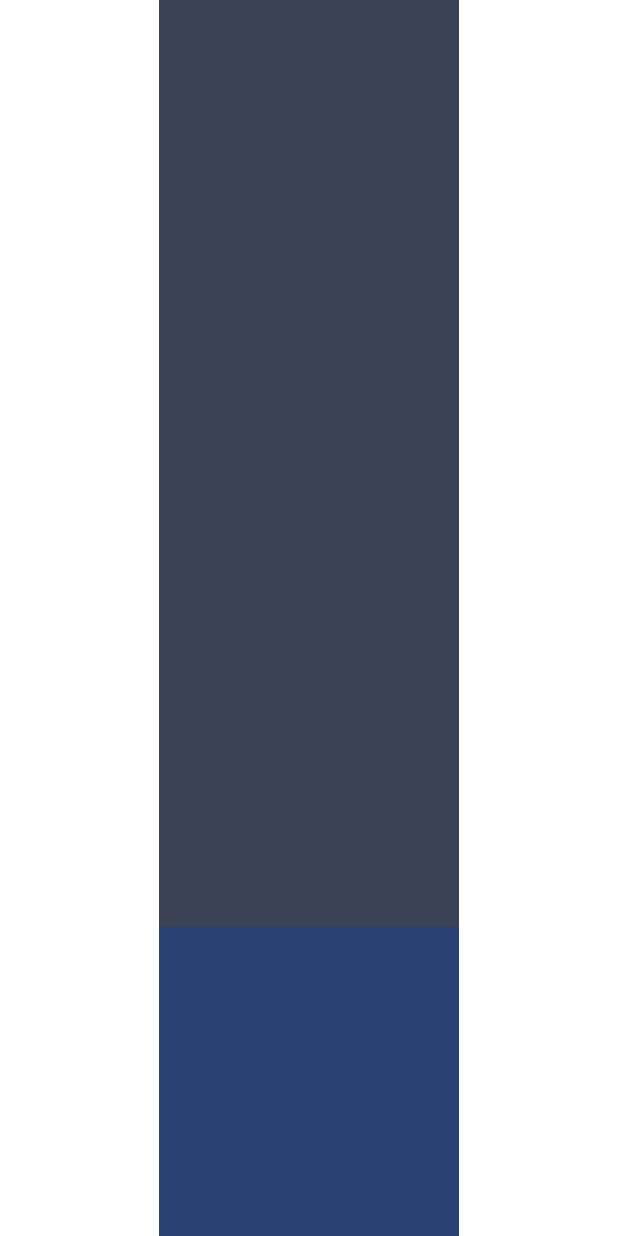
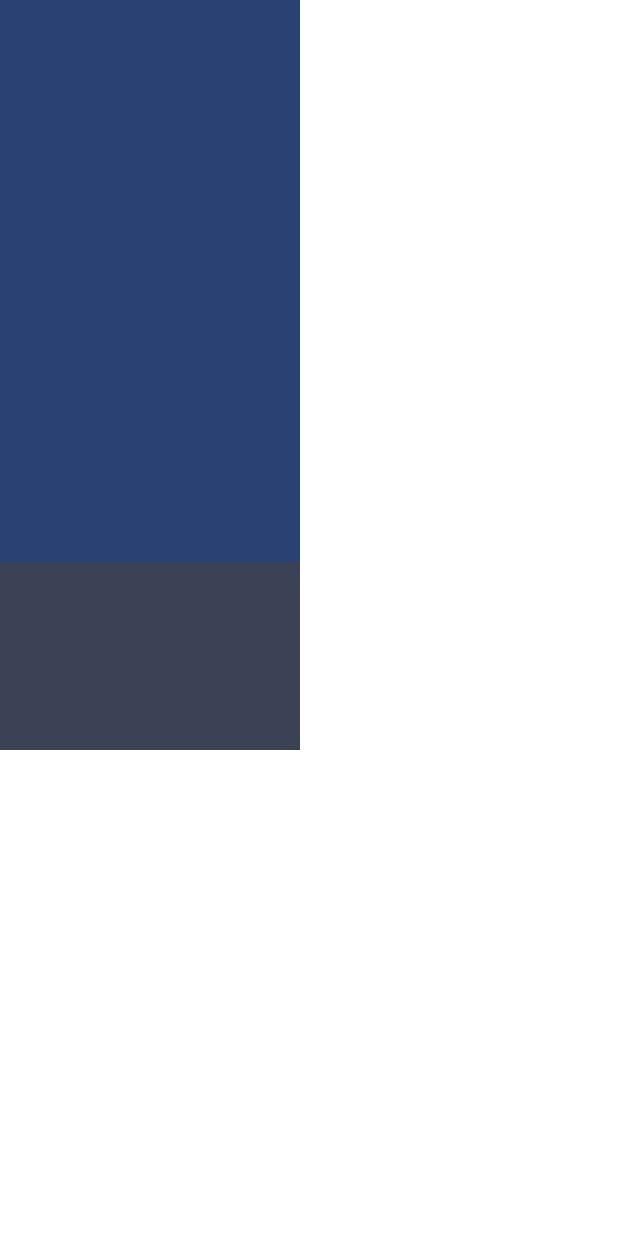
Before and after one commit to ankitkumar1302/Compose, an Android app built with Jetpack Compose: the @Preview function GreetingPreview, on a phone screen of 412 x 824 dp. Run offline under Robolectric (Android 15) with nearby library versions, the phone set to English and light mode, and no system bars.

Commit message:
Column tutorial

```diff
--- a/app/src/main/java/com/example/compose/MainActivity.kt
+++ b/app/src/main/java/com/example/compose/MainActivity.kt
@@ -3,14 +3,19 @@ package com.example.compose
 import android.os.Bundle
 import androidx.activity.ComponentActivity
 import androidx.activity.compose.setContent
+import androidx.compose.foundation.background
+import androidx.compose.foundation.layout.Arrangement
 import androidx.compose.foundation.layout.Column
+import androidx.compose.foundation.layout.ColumnScope
 import androidx.compose.foundation.layout.fillMaxSize
+import androidx.compose.foundation.layout.height
 import androidx.compose.foundation.layout.width
 import androidx.compose.material3.MaterialTheme
 import androidx.compose.material3.Surface
 import androidx.compose.runtime.Composable
 import androidx.compose.ui.Alignment
 import androidx.compose.ui.Modifier
+import androidx.compose.ui.graphics.Color
 import androidx.compose.ui.tooling.preview.Preview
 import androidx.compose.ui.unit.dp
 import com.example.compose.ui.theme.ComposeTheme
@@ -25,35 +30,52 @@ class MainActivity : ComponentActivity() {
                     modifier = Modifier.fillMaxSize(),
                     color = MaterialTheme.colorScheme.background
                 ) {
-
+                    Column(
+                        // Used for vertical arrangement
+                        modifier = Modifier
+                            .height(500.dp)
+                            .width(500.dp)
+                            .background(Color.LightGray),
+                        horizontalAlignment = Alignment.CenterHorizontally,
+                        verticalArrangement = Arrangement.Center
+                    ) {
+                        CustomItem(weight = 3f, MaterialTheme.colorScheme.primary)
+                        CustomItem(weight = 1f)
+                        // Default value has been assigned... in the CustomItem
+                    }
                 }
             }
         }
     }
 }
 
+// Created a customItem function
+@Composable
+fun ColumnScope.CustomItem(weight: Float, color: Color = MaterialTheme.colorScheme.secondary) {
+    // To use the weight function we need to call a extension function (ColumnScope).
+    Surface(
+        // Don't use column here because it combine the different surface to each other.
+        // We Don't use column as a parent of surface
+        modifier = Modifier
+            .width(200.dp)
+            .weight(weight),
+        color = color
+    ) {}
+}
 
 @Preview(showBackground = true)
 @Composable
 fun GreetingPreview() {
     ComposeTheme {
-
         Column(
-            modifier = Modifier.fillMaxSize(),
+            // Used for vertical arrangement
+            modifier = Modifier.height(500.dp),
             horizontalAlignment = Alignment.CenterHorizontally,
+//            verticalArrangement = Arrangement.Center
         ) {
-            Surface(
-                modifier = Modifier
-                    .width(200.dp)
-                    .weight(3f),
-                color = MaterialTheme.colorScheme.secondary
-            ) {}
-            Surface(
-                modifier = Modifier
-                    .width(200.dp)
-                    .weight(1f),
-                color = MaterialTheme.colorScheme.primary
-            ) {}
+            CustomItem(weight = 3f, MaterialTheme.colorScheme.primary)
+            CustomItem(weight = 1f)
+            // Default value has been assigned... in the CustomItem
         }
 
     }
```
